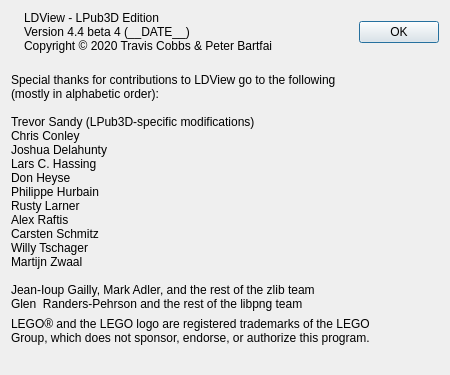
First picture: the form in QT/AboutPanel.ui, repository trevorsandy/ldview, before the edit.
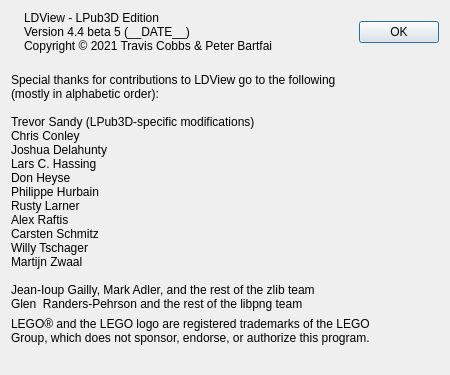
Second picture: the form after the edit. Icons and pictures are not drawn.

Commit message: Qt: update version for 4.4 Beta 5

Patch:
```diff
--- a/QT/AboutPanel.ui
+++ b/QT/AboutPanel.ui
@@ -102,8 +102,8 @@
          </property>
          <property name="text">
           <string>LDView - LPub3D Edition
-Version 4.4 beta 4 (__DATE__)
-Copyright © 2020 Travis Cobbs &amp; Peter Bartfai</string>
+Version 4.4 beta 5 (__DATE__)
+Copyright © 2021 Travis Cobbs &amp; Peter Bartfai</string>
          </property>
          <property name="textFormat">
           <enum>Qt::PlainText</enum>
```
The commit also changes 6 other files.
